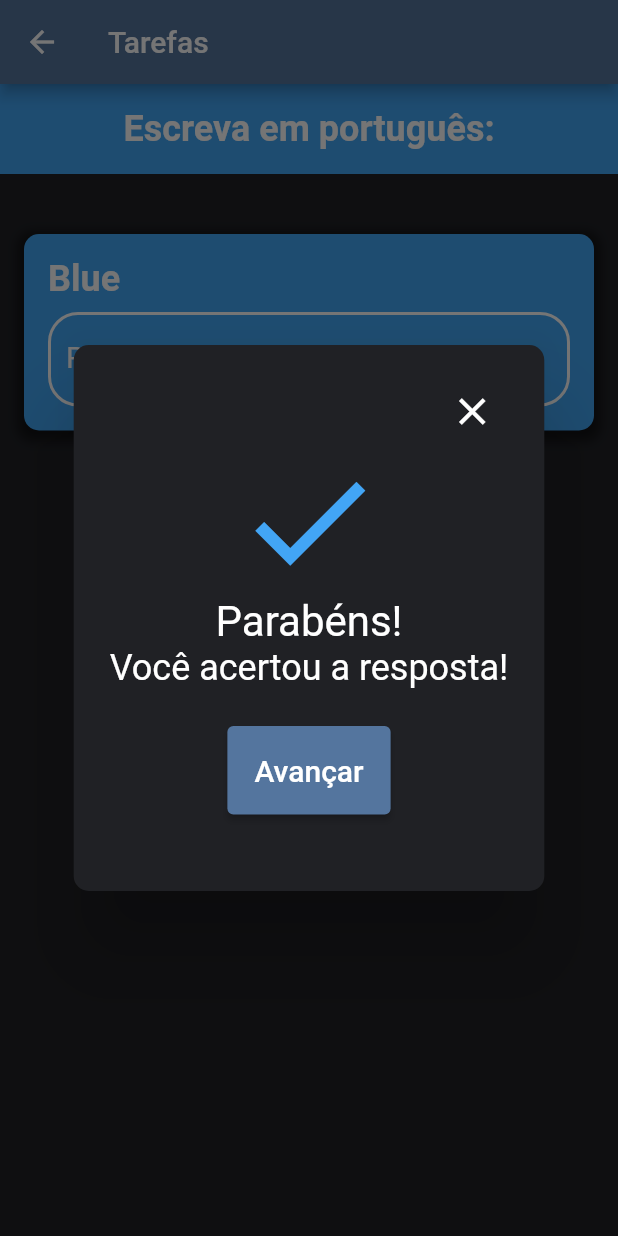
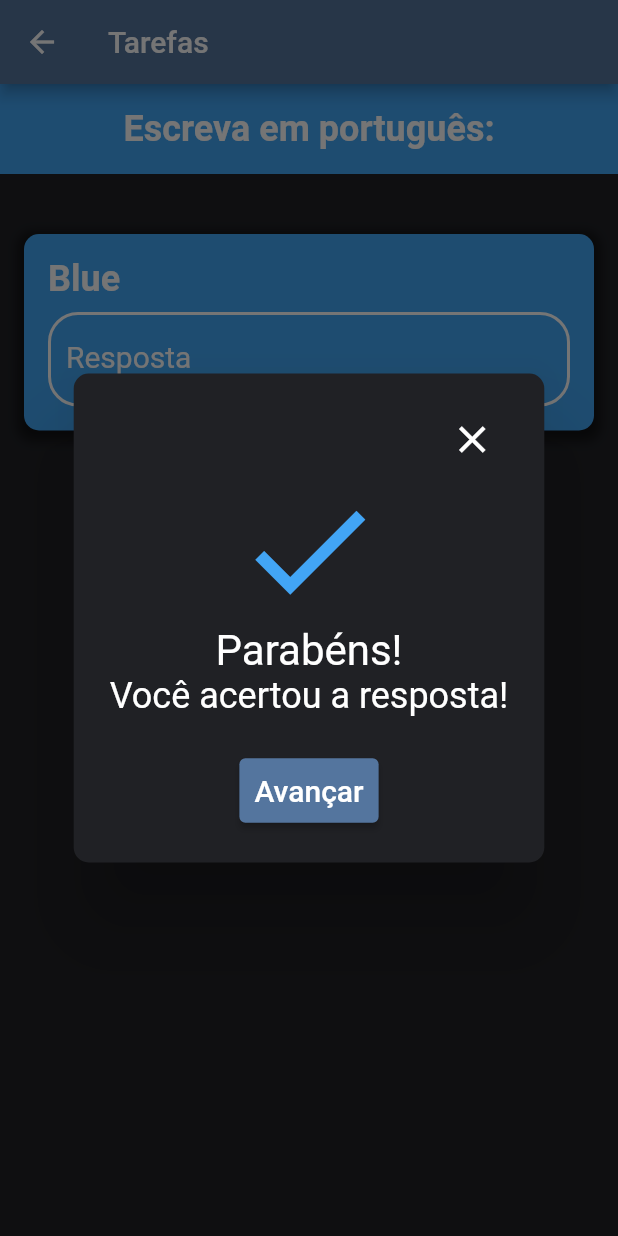
Before and after one commit to marcos-inja/app-estudo-de-ingles, a Flutter app: the TaskPage screen opened directly, after a tap on "Verificar", on a phone screen of 412 x 824 dp. Run offline on Flutter 3.47's test engine with Material 2 defaults, Android fonts, the phone set to English and light mode, and no system bars.

Commit message:
Add files via upload

```diff
--- a/unki/lib/pages/task_page.dart
+++ b/unki/lib/pages/task_page.dart
@@ -2,17 +2,24 @@ import 'package:flutter/cupertino.dart';
 import 'package:flutter/material.dart';
 
 class TaskPage extends StatelessWidget {
-  Widget build(BuildContext context) => Scaffold(
+  Widget build(BuildContext context) =>
+
+
+  Scaffold(
+
         appBar: AppBar(
           title: Text('Tarefas'),
           backgroundColor: Color(0xff54759E),
         ),
+        resizeToAvoidBottomInset: false,
         body: buildBody(context),
         backgroundColor: Color(0xff202125),
       );
 
   buildBody(context) {
-    return Container(
+
+    return SingleChildScrollView(
+      child: Container(
         child: Column(
           crossAxisAlignment: CrossAxisAlignment.start,
           children: [
@@ -28,6 +35,7 @@ class TaskPage extends StatelessWidget {
               child: botaopular(context),
             ),
           ],
+        ),
       ),
     );
   }
@@ -199,8 +207,12 @@ class TaskPage extends StatelessWidget {
   }
 
   Container popup(context) {
-    //var height = MediaQuery.of(context).size.height;
+    //var height = MediaQuery.of(context).size.height;´
+
     return Container(
+
+      child:
+      SingleChildScrollView(
         child: Column(
         children: [
           Align(
@@ -233,9 +245,10 @@ class TaskPage extends StatelessWidget {
               ),
             ),
           SizedBox(height: 25),
+
            ElevatedButton(
             style: ElevatedButton.styleFrom(
-              padding: EdgeInsets.all(18),
+              padding: EdgeInsets.all(10),
               primary: Color(0xff54759E),
             ),
             onPressed: () {
@@ -252,9 +265,11 @@ class TaskPage extends StatelessWidget {
               ),
             ),
           ),
+
         ],
       ),
-      height: 320,
+
+    ),
   );
   }
 }
```
Also changed, not shown: unki/lib/pages/add_page.dart (+27 -11 lines). Lines whose indentation alone changed are shown as unchanged.
